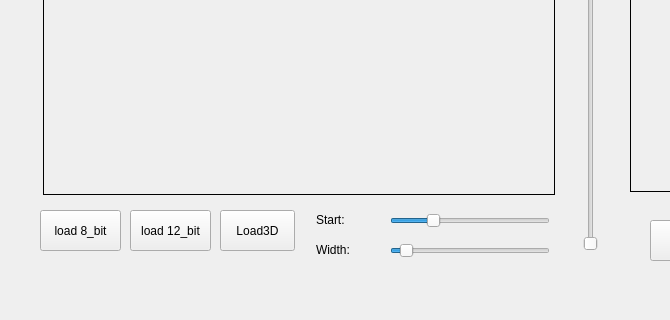
Before: the Qt Designer form app/widget.ui in jupp-kh/SWEIDM, drawn with Qt 5; both pictures show x 0 to 670 and y 330 to 650 of the 1156 by 650 pixel window.
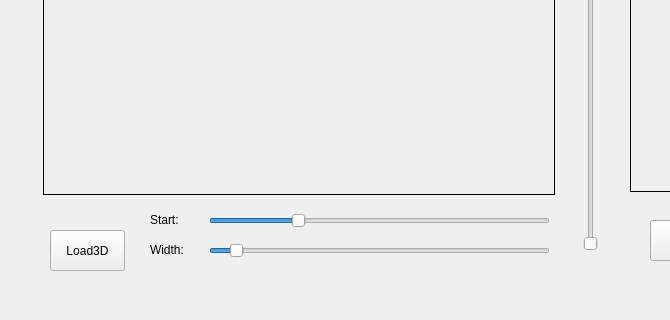
After: the same form once the commit is applied.

```diff
--- a/app/widget.ui
+++ b/app/widget.ui
@@ -29,38 +29,12 @@
     <string/>
    </property>
   </widget>
-  <widget class="QPushButton" name="pushButton_8bit">
-   <property name="geometry">
-    <rect>
-     <x>40</x>
-     <y>540</y>
-     <width>81</width>
-     <height>41</height>
-    </rect>
-   </property>
-   <property name="text">
-    <string>load 8_bit</string>
-   </property>
-  </widget>
-  <widget class="QPushButton" name="pushButton_12bit">
-   <property name="geometry">
-    <rect>
-     <x>130</x>
-     <y>540</y>
-     <width>81</width>
-     <height>41</height>
-    </rect>
-   </property>
-   <property name="text">
-    <string>load 12_bit</string>
-   </property>
-  </widget>
   <widget class="QSlider" name="horizontalSlide_start">
    <property name="geometry">
     <rect>
-     <x>390</x>
+     <x>209</x>
      <y>540</y>
-     <width>160</width>
+     <width>341</width>
      <height>22</height>
     </rect>
    </property>
@@ -77,9 +51,9 @@
   <widget class="QSlider" name="horizontalSlider_width">
    <property name="geometry">
     <rect>
-     <x>390</x>
+     <x>209</x>
      <y>570</y>
-     <width>160</width>
+     <width>341</width>
      <height>22</height>
     </rect>
    </property>
@@ -99,7 +73,7 @@
   <widget class="QLabel" name="label_start">
    <property name="geometry">
     <rect>
-     <x>316</x>
+     <x>150</x>
      <y>540</y>
      <width>71</width>
      <height>20</height>
@@ -112,7 +86,7 @@
   <widget class="QLabel" name="label_width">
    <property name="geometry">
     <rect>
-     <x>316</x>
+     <x>150</x>
      <y>570</y>
      <width>71</width>
      <height>20</height>
@@ -125,8 +99,8 @@
   <widget class="QPushButton" name="pushButton_3d">
    <property name="geometry">
     <rect>
-     <x>220</x>
-     <y>540</y>
+     <x>50</x>
+     <y>560</y>
      <width>75</width>
      <height>41</height>
     </rect>
```
